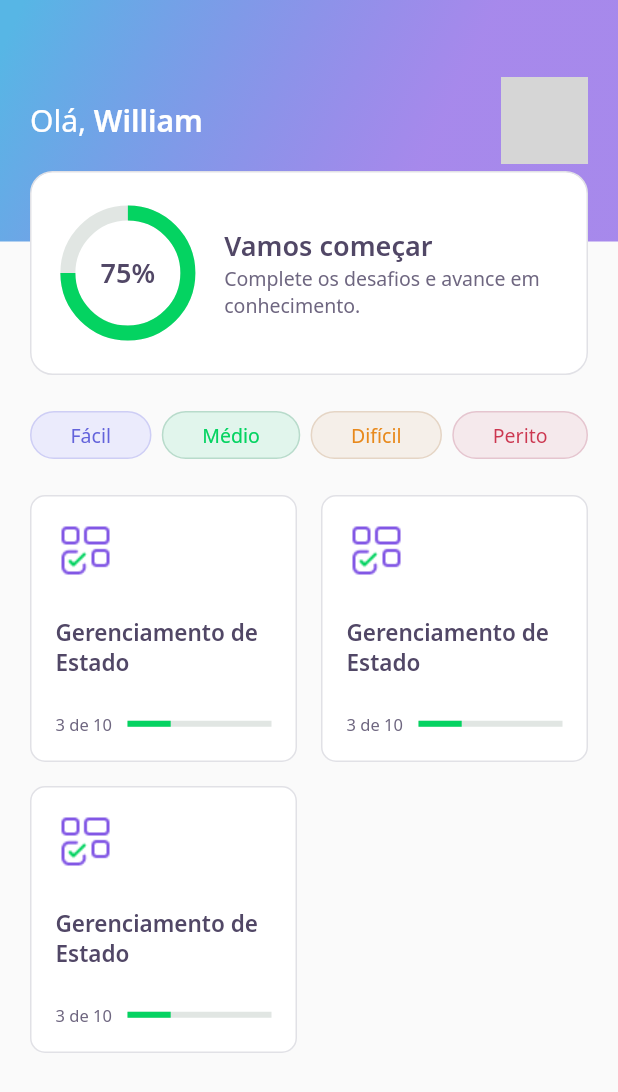
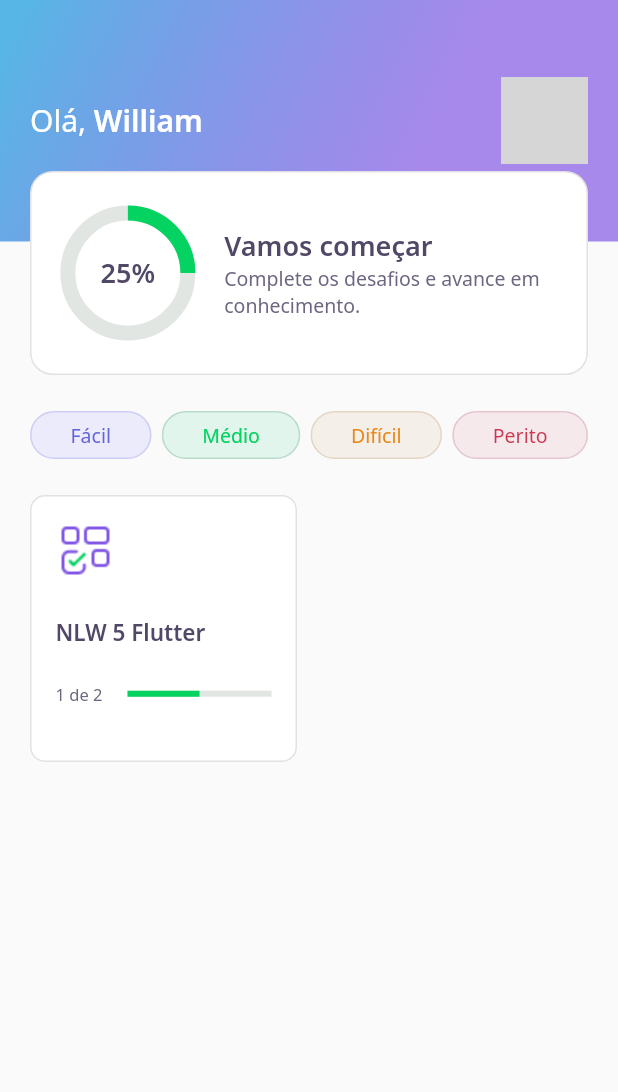
Before and after one commit to willvitorino/DevQuiz-NLW5, a Flutter app: the HomePage screen opened directly, on a phone screen of 412 x 824 dp. Shown: the top 1092 px of the screen. Run offline on Flutter 3.47's test engine with Material 2 defaults, Android fonts, the phone set to English and light mode, and no system bars; our stand-ins replace google_fonts; accounts and stored records are empty; network calls fail; grey boxes are pictures that could not be loaded.

Commit message:
NLW5 ✨ Adiciona estados + dados do json.

```diff
--- /dev/null
+++ b/assets/database/quizzes.json
@@ -0,0 +1,28 @@
+[
+  {
+    "title": "NLW 5 Flutter",
+    "image": "blocks",
+    "questionsAnswered": 1,
+    "level": "facil",
+    "questions": [
+      {
+        "title": "Está curtindo o Flutter?",
+        "answers": [
+          { "title": "Estou curtindo!" },
+          { "title": "Amando Flutter!" },
+          { "title": "Muito Top!" },
+          { "title": "Show de Bola!", "isRight": true }
+        ]
+      },
+      {
+        "title": "Está curtindo o Flutter?",
+        "answers": [
+          { "title": "Estou curtindo!" },
+          { "title": "Amando Flutter!" },
+          { "title": "Muito Top!" },
+          { "title": "Show de Bola!", "isRight": true }
+        ]
+      }
+    ]
+  }
+]
--- /dev/null
+++ b/assets/database/user.json
@@ -0,0 +1,5 @@
+{
+  "name": "William",
+  "score": 25,
+  "photoUrl": "https://avatars.githubusercontent.com/u/20771889?v=4"
+}
--- /dev/null
+++ b/lib/home/home_controller.dart
@@ -0,0 +1,34 @@
+import 'package:devquiz/home/home_repository.dart';
+import 'package:devquiz/home/home_state.dart';
+import 'package:devquiz/shared/models/quiz_model.dart';
+import 'package:devquiz/shared/models/user_model.dart';
+import 'package:flutter/foundation.dart';
+
+class HomeController {
+  final stateNotifier = ValueNotifier<HomeState>(HomeState.empty);
+
+  HomeState get state => stateNotifier.value;
+
+  set state(HomeState state) => stateNotifier.value = state;
+
+  UserModel? user;
+  List<QuizModel>? quizzes;
+
+  final repository = HomeRepository();
+
+  void getUser() async {
+    state = HomeState.loading;
+
+    user = await repository.getUser();
+
+    state = HomeState.success;
+  }
+
+  void getQuizzes() async {
+    state = HomeState.loading;
+
+    quizzes = await repository.getQuizzes();
+
+    state = HomeState.success;
+  }
+}
--- a/lib/home/home_page.dart
+++ b/lib/home/home_page.dart
@@ -1,3 +1,6 @@
+import 'package:devquiz/core/app_colors.dart';
+import 'package:devquiz/home/home_controller.dart';
+import 'package:devquiz/home/home_state.dart';
 import 'package:devquiz/home/widgets/app_bar/app_bar_widget.dart';
 import 'package:devquiz/home/widgets/level_button/level_button_widget.dart';
 import 'package:devquiz/home/widgets/quiz_card/quiz_card_widget.dart';
@@ -11,10 +14,26 @@
 }
 
 class _HomePageState extends State<HomePage> {
+  final controller = HomeController();
+
+  @override
+  void initState() {
+    super.initState();
+    controller.getUser();
+    controller.getQuizzes();
+
+    controller.stateNotifier.addListener(() {
+      setState(() {});
+    });
+  }
+
   @override
   Widget build(BuildContext context) {
+    if (controller.state == HomeState.success) {
       return Scaffold(
-      appBar: AppBarWidget(),
+        appBar: AppBarWidget(
+          user: controller.user!,
+        ),
         body: Padding(
           padding: const EdgeInsets.symmetric(
             horizontal: 20,
@@ -47,16 +66,29 @@
                   crossAxisSpacing: 16,
                   mainAxisSpacing: 16,
                   crossAxisCount: 2,
-                children: [
-                  QuizCardWidget(),
-                  QuizCardWidget(),
-                  QuizCardWidget(),
-                ],
+                  children: controller.quizzes!
+                      .map(
+                        (q) => QuizCardWidget(
+                          title: q.title,
+                          completed: q.questionsAnswered,
+                          total: q.questions.length,
+                        ),
+                      )
+                      .toList(),
                 ),
               ),
             ],
           ),
         ),
       );
+    } else {
+      return Scaffold(
+        body: Center(
+          child: CircularProgressIndicator(
+            valueColor: AlwaysStoppedAnimation<Color>(AppColors.darkGreen),
+          ),
+        ),
+      );
     }
   }
+}
--- /dev/null
+++ b/lib/home/home_state.dart
@@ -0,0 +1 @@
+enum HomeState { success, loading, error, empty }
--- a/lib/home/widgets/app_bar/app_bar_widget.dart
+++ b/lib/home/widgets/app_bar/app_bar_widget.dart
@@ -1,9 +1,12 @@
 import 'package:devquiz/core/core.dart';
 import 'package:devquiz/home/widgets/score_card/score_card_widget.dart';
+import 'package:devquiz/shared/models/user_model.dart';
 import 'package:flutter/material.dart';
 
 class AppBarWidget extends PreferredSize {
-  AppBarWidget()
+  final UserModel user;
+
+  AppBarWidget({required this.user})
       : super(
           preferredSize: Size.fromHeight(250),
           child: Container(
@@ -24,8 +27,7 @@
                           style: AppTextStyles.title,
                           children: [
                             TextSpan(
-                                  text: "William",
-                                  style: AppTextStyles.titleBold)
+                                text: user.name, style: AppTextStyles.titleBold)
                           ],
                         ),
                       ),
@@ -35,8 +37,7 @@
                         decoration: BoxDecoration(
                           borderRadius: BorderRadius.circular(10),
                           image: DecorationImage(
-                              image: NetworkImage(
-                                  "https://avatars.githubusercontent.com/u/20771889?v=4"),
+                            image: NetworkImage(user.photoUrl),
                           ),
                         ),
                       )
@@ -45,9 +46,12 @@
                 ),
                 Align(
                   alignment: Alignment(0.0, 1.0),
-                    child: ScoreCardWidget(),
+                  child: ScoreCardWidget(
+                    score: user.score,
+                  ),
                 ),
               ],
             ),
-            ));
+          ),
+        );
 }
--- a/lib/home/widgets/chart/chart_widget.dart
+++ b/lib/home/widgets/chart/chart_widget.dart
@@ -3,7 +3,12 @@
 import 'package:flutter/material.dart';
 
 class ChartWidget extends StatelessWidget {
-  const ChartWidget({Key? key}) : super(key: key);
+  final int score;
+
+  const ChartWidget({
+    Key? key,
+    this.score = 0,
+  }) : super(key: key);
 
   @override
   Widget build(BuildContext context) {
@@ -18,7 +23,7 @@
               width: 80,
               child: CircularProgressIndicator(
                 strokeWidth: 10,
-                value: .75,
+                value: score / 100,
                 backgroundColor: AppColors.chartSecondary,
                 valueColor:
                     AlwaysStoppedAnimation<Color>(AppColors.chartPrimary),
@@ -27,7 +32,7 @@
           ),
           Center(
             child: Text(
-              "75%",
+              "${score.toString()}%",
               style: AppTextStyles.heading,
             ),
           ),
--- a/lib/home/widgets/quiz_card/quiz_card_widget.dart
+++ b/lib/home/widgets/quiz_card/quiz_card_widget.dart
@@ -4,7 +4,15 @@
 import 'package:flutter/material.dart';
 
 class QuizCardWidget extends StatelessWidget {
-  const QuizCardWidget({Key? key}) : super(key: key);
+  final String title;
+  final int completed;
+  final int total;
+  const QuizCardWidget({
+    Key? key,
+    required this.title,
+    this.completed = 0,
+    this.total = 10,
+  }) : super(key: key);
 
   @override
   Widget build(BuildContext context) {
@@ -31,7 +39,7 @@
             height: 24,
           ),
           Text(
-            "Gerenciamento de Estado",
+            this.title,
             style: AppTextStyles.heading15,
           ),
           SizedBox(
@@ -42,14 +50,14 @@
               Expanded(
                 flex: 1,
                 child: Text(
-                  "3 de 10",
+                  "${completed.toString()} de ${total.toString()}",
                   style: AppTextStyles.body11,
                 ),
               ),
               Expanded(
                 flex: 2,
                 child: ProgressIndicatorWidget(
-                  value: .3,
+                  value: completed / total,
                 ),
               ),
             ],
--- a/lib/home/widgets/score_card/score_card_widget.dart
+++ b/lib/home/widgets/score_card/score_card_widget.dart
@@ -4,7 +4,12 @@
 import 'package:flutter/material.dart';
 
 class ScoreCardWidget extends StatelessWidget {
-  ScoreCardWidget({Key? key}) : super(key: key);
+  final int score;
+
+  ScoreCardWidget({
+    Key? key,
+    this.score = 0,
+  }) : super(key: key);
 
   @override
   Widget build(BuildContext context) {
@@ -30,7 +35,7 @@
             children: [
               Expanded(
                 flex: 1,
-                child: ChartWidget(),
+                child: ChartWidget(score: score),
               ),
               Expanded(
                 flex: 3,
--- a/lib/shared/models/quiz_model.dart
+++ b/lib/shared/models/quiz_model.dart
@@ -1,3 +1,5 @@
+import 'dart:convert';
+
 import 'package:devquiz/shared/models/question_model.dart';
 
 enum Level {
@@ -5,6 +7,24 @@
   medio,
   dificil,
   perito,
+}
+
+extension LevelStringExt on String {
+  Level get levelParse => {
+        "facil": Level.facil,
+        "medio": Level.medio,
+        "dificil": Level.dificil,
+        "perito": Level.perito
+      }[this]!;
+}
+
+extension LevelExt on Level {
+  String get parse => {
+        Level.facil: "facil",
+        Level.medio: "medio",
+        Level.dificil: "dificil",
+        Level.perito: "perito"
+      }[this]!;
 }
 
 class QuizModel {
@@ -20,5 +40,31 @@
     this.questionsAnswered = 0,
     required this.image,
     required this.level,
-  }) : assert(questions.length % 2 == 0);
+  });
+
+  Map<String, dynamic> toMap() {
+    return {
+      'title': title,
+      'questions': questions.map((x) => x.toMap()).toList(),
+      'questionsAnswered': questionsAnswered,
+      'image': image,
+      'level': level.parse,
+    };
+  }
+
+  factory QuizModel.fromMap(Map<String, dynamic> map) {
+    return QuizModel(
+      title: map['title'],
+      questions: List<QuestionModel>.from(
+          map['questions']?.map((x) => QuestionModel.fromMap(x))),
+      questionsAnswered: map['questionsAnswered'],
+      image: map['image'],
+      level: map['level'].toString().levelParse,
+    );
+  }
+
+  String toJson() => json.encode(toMap());
+
+  factory QuizModel.fromJson(String source) =>
+      QuizModel.fromMap(json.decode(source));
 }
--- a/lib/shared/models/user_model.dart
+++ b/lib/shared/models/user_model.dart
@@ -1,3 +1,5 @@
+import 'dart:convert';
+
 class UserModel {
   final String name;
   final String photoUrl;
@@ -8,4 +10,25 @@
     required this.photoUrl,
     this.score = 0,
   }) : assert(100 >= score && score >= 0);
+
+  Map<String, dynamic> toMap() {
+    return {
+      'name': name,
+      'photoUrl': photoUrl,
+      'score': score,
+    };
+  }
+
+  factory UserModel.fromMap(Map<String, dynamic> map) {
+    return UserModel(
+      name: map['name'],
+      photoUrl: map['photoUrl'],
+      score: map['score'],
+    );
+  }
+
+  String toJson() => json.encode(toMap());
+
+  factory UserModel.fromJson(String source) =>
+      UserModel.fromMap(json.decode(source));
 }
--- a/pubspec.yaml
+++ b/pubspec.yaml
@@ -18,5 +18,6 @@
 flutter:
   assets:
     - assets/images/
+    - assets/database/
 
   uses-material-design: true
```
Also changed, not shown: lib/core/app_widget.dart (+7 -6 lines), lib/home/home_repository.dart (added, +20 -0 lines), lib/shared/models/answer_model.dart (+23 -2 lines), lib/shared/models/question_model.dart (+25 -1 lines). Lines whose indentation alone changed are shown as unchanged.
